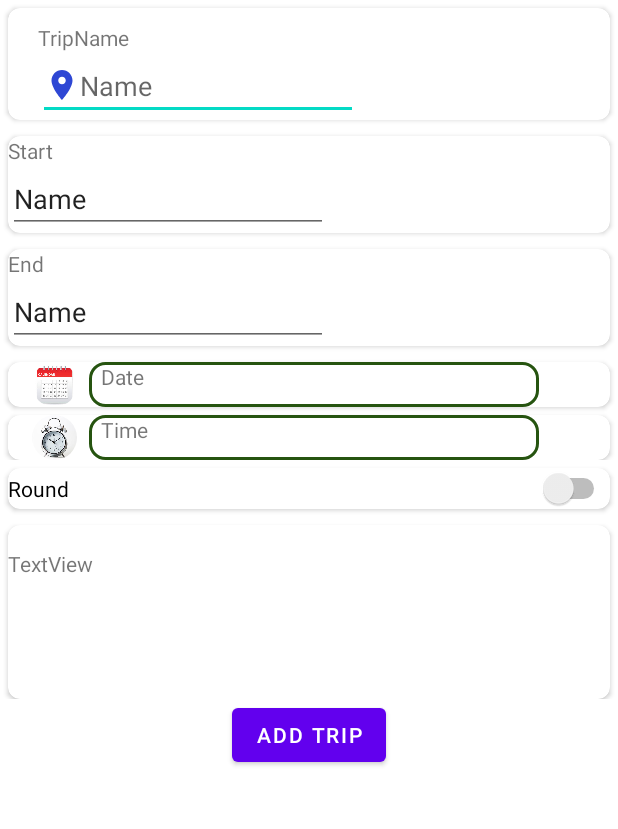
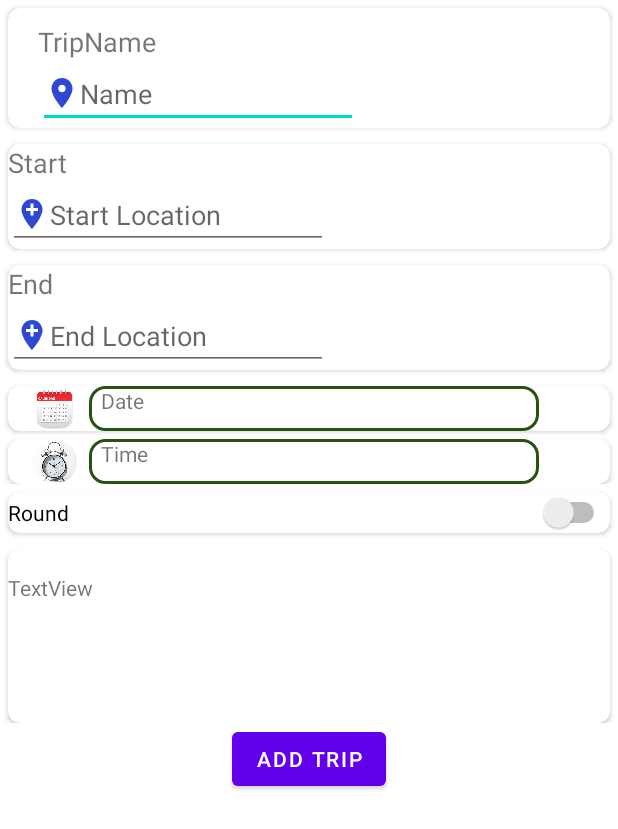
Before and after one commit to SohaMohamed98/Trip.Reminder, an Android app: the screen it shows after launch once a user with an empty profile is signed in (AddTrip), after a tap on an icon or button, on a phone screen of 412 x 824 dp. Shown: the top 829 px of the screen. Run offline under Robolectric (Android 15) with nearby library versions, the phone set to English and light mode, and no system bars; our stand-ins replace CircleImageView, Firebase (no records; nobody signed in at launch, a user with empty details on screens opened directly), Room's generated code; libraries missing offline, so code that uses them is left out: com.firebase.ui; 2 statements that could not run were skipped.

Commit message:
put data on recycler view

```diff
--- a/app/src/main/java/com/mad41/tripreminder/trip_ui/AddTrip.java
+++ b/app/src/main/java/com/mad41/tripreminder/trip_ui/AddTrip.java
@@ -12,6 +12,7 @@ import android.widget.DatePicker;
 import android.widget.EditText;
 import android.widget.TextView;
 import android.widget.TimePicker;
+import android.widget.Toast;
 
 import androidx.annotation.Nullable;
 import androidx.appcompat.app.AppCompatActivity;
@@ -28,6 +29,7 @@ import com.mad41.tripreminder.constants.Constants;
 import com.mad41.tripreminder.room_database.MyRoomDataBase;
 import com.mad41.tripreminder.room_database.trip.Trip;
 
+import java.sql.SQLOutput;
 import java.util.ArrayList;
 import java.util.Arrays;
 import java.util.Calendar;
@@ -43,8 +45,8 @@ public class AddTrip extends AppCompatActivity {
     TextView txtTtime;
     CircleImageView btnDate;
     CircleImageView btnTime;
-    int t1Hour, t1Minuite, t2Hour, t2Minuite;
-    private int mYear, mMonth, mDay, mHour, mMinute;
+    int t1Hour, t1Minuite;
+    private int mYear, mMonth, mDay;
     private MyRoomDataBase dataBaseInstance;
 
 
@@ -91,6 +93,13 @@ public class AddTrip extends AppCompatActivity {
             }
         });
 
+        selectDate();
+        selectTime();
+        End_trip();
+        Start_trip();
+    }
+
+    void selectDate(){
         btnDate.setOnClickListener(new View.OnClickListener() {
             @Override
             public void onClick(View v) {
@@ -108,7 +117,7 @@ public class AddTrip extends AppCompatActivity {
                             public void onDateSet(DatePicker view, int year,
                                                   int monthOfYear, int dayOfMonth) {
 
-                                txtDate.setText("Date: " + dayOfMonth + "-" + (monthOfYear + 1) + "-" + year);
+                                txtDate.setText("Date: "+dayOfMonth + "-" + (monthOfYear + 1) + "-" + year);
 
                             }
                         }, mYear, mMonth, mDay);
@@ -116,7 +125,9 @@ public class AddTrip extends AppCompatActivity {
 
             }
         });
+    }
 
+    void selectTime(){
         btnTime.setOnClickListener(new View.OnClickListener() {
             @Override
             public void onClick(View v) {
@@ -133,7 +144,7 @@ public class AddTrip extends AppCompatActivity {
                         Calendar calendar = Calendar.getInstance();
                         calendar.set(0, 0, 0, t1Hour, t1Minuite);
 
-                        txtTtime.setText("Time: " + DateFormat.format("hh:mm:aa", calendar));
+                        txtTtime.setText("Time:" + DateFormat.format("hh:mm:aa", calendar));
 
 
                     }
@@ -145,16 +156,15 @@ public class AddTrip extends AppCompatActivity {
                 timePickerDialog.show();
             }
         });
-        End_trip();
-        Start_trip();
     }
 
     private void Start_trip() {
+
         txt_start.setFocusable(false);
         txt_start.setOnClickListener(new View.OnClickListener() {
             @Override
             public void onClick(View v) {
-                List<Place.Field> fields1 = Arrays.asList(Place.Field.ID, Place.Field.NAME);
+                List<Place.Field> fields1 = Arrays.asList(Place.Field.ADDRESS, Place.Field.LAT_LNG, Place.Field.ID, Place.Field.NAME);
 
                 Intent intent = new Autocomplete.IntentBuilder(AutocompleteActivityMode.OVERLAY, fields1) //FullScreen
                         .build(getApplication().getBaseContext());
@@ -168,7 +178,7 @@ public class AddTrip extends AppCompatActivity {
         txt_end.setOnClickListener(new View.OnClickListener() {
             @Override
             public void onClick(View v) {
-                List<Place.Field> fields1 = Arrays.asList(Place.Field.ID, Place.Field.NAME);
+                List<Place.Field> fields1 = Arrays.asList(Place.Field.ADDRESS, Place.Field.LAT_LNG, Place.Field.ID, Place.Field.NAME);
 
                 Intent intent = new Autocomplete.IntentBuilder(AutocompleteActivityMode.OVERLAY, fields1) //FullScreen
                         .build(getApplication().getBaseContext());
@@ -183,19 +193,20 @@ public class AddTrip extends AppCompatActivity {
             @Override
             public void run() {
                 ArrayList<Trip> trips = (ArrayList<Trip>) dataBaseInstance.tripDao().getUpcomingTrips();
-                Log.i(TAG, "" + trips.get(3));
+              //  Log.i(TAG, "" + trips.get(3));
                 Intent intentToCard=new Intent(AddTrip.this, UpcomingActivity.class);
 
-                for(int i=0; i<trips.size();i++){
+                for(int i = 0; i < trips.size(); i++){
                     intentToCard.putExtra("name", trips.get(i).getName());
-                    intentToCard.putExtra("date", trips.get(i).getDate());
-                    intentToCard.putExtra("time", trips.get(i).getTime());
+                    intentToCard.putExtra("date", trips.get(i).getDate().toString());
+                    intentToCard.putExtra("time", trips.get(i).getTime().toString());
                     intentToCard.putExtra("start", trips.get(i).getStartLoacation());
                     intentToCard.putExtra("end", trips.get(i).getEndLoacation());
                     intentToCard.putExtra("status",String.valueOf(trips.get(i).getStatus()));
 
                 }
-                startActivity(intentToCard);
+                setResult(RESULT_OK,intentToCard);
+                finish();
 
 
             }
@@ -206,12 +217,15 @@ public class AddTrip extends AppCompatActivity {
 
     }
 
+
+
     @Override
     protected void onActivityResult(int requestCode, int resultCode, @Nullable Intent data) {
         if (requestCode == AUTOCOMPLETE_REQUEST_CODE_START) {
             if (resultCode == RESULT_OK) {
                 Place place = Autocomplete.getPlaceFromIntent(data);
-                txt_start.setText(place.getName());
+                txt_start.setText(place.getAddress());
+                Toast.makeText(AddTrip.this,place.getLatLng()+"",Toast.LENGTH_LONG).show();
 
             } else if (resultCode == AutocompleteActivity.RESULT_ERROR) {
                 // TODO: Handle the error.
@@ -226,7 +240,7 @@ public class AddTrip extends AppCompatActivity {
 
             if (resultCode == RESULT_OK) {
                 Place place = Autocomplete.getPlaceFromIntent(data);
-                txt_end.setText(place.getName());
+                txt_end.setText(place.getAddress());
 
             } else if (resultCode == AutocompleteActivity.RESULT_ERROR) {
                 // TODO: Handle the error.
--- a/app/src/main/java/com/mad41/tripreminder/trip_ui/UpcomingActivity.java
+++ b/app/src/main/java/com/mad41/tripreminder/trip_ui/UpcomingActivity.java
@@ -1,5 +1,6 @@
 package com.mad41.tripreminder.trip_ui;
 
+import androidx.annotation.Nullable;
 import androidx.appcompat.app.AppCompatActivity;
 import androidx.recyclerview.widget.LinearLayoutManager;
 import androidx.recyclerview.widget.RecyclerView;
@@ -25,6 +26,8 @@ public class UpcomingActivity extends AppCompatActivity {
 
     ArrayList<TripModel> tripModelArrayList;
 
+    int count=0;
+
     @Override
     protected void onCreate(Bundle savedInstanceState) {
         super.onCreate(savedInstanceState);
@@ -39,28 +42,39 @@ public class UpcomingActivity extends AppCompatActivity {
         btn_add_trip();
         setRecyclerView();
 
-
-        Intent intent = getIntent();
-        name = intent.getStringExtra("name");
-        start = intent.getStringExtra("start");
-        end = intent.getStringExtra("end");
-        time = intent.getStringExtra("time");
-        date = intent.getStringExtra("date");
-
-        tripModelArrayList.add(new TripModel(name, start,end,time,date,1, true, true));
-
     }
-
-
 
     void btn_add_trip() {
         btn_add.setOnClickListener(new View.OnClickListener() {
             @Override
             public void onClick(View v) {
                 Intent intentToAddTrip = new Intent(UpcomingActivity.this, AddTrip.class);
-                startActivity(intentToAddTrip);
+                startActivityForResult(intentToAddTrip,100);
+                //count++;
+
             }
         });
+    }
+
+    @Override
+    protected void onActivityResult(int requestCode, int resultCode, @Nullable Intent data) {
+        super.onActivityResult(requestCode, resultCode, data);
+        if(requestCode == 100)
+        {
+            if(resultCode==RESULT_OK)
+            {
+                name = data.getStringExtra("name");
+                start = data.getStringExtra("start");
+                end = data.getStringExtra("end");
+                time = data.getStringExtra("time");
+                date = data.getStringExtra("date");
+                tripModelArrayList.add(new TripModel(name, start, end, time, date,1, true, true));
+           //     tripModelArrayList.add(new TripModel("","","","","",1,true,true)
+                adapter.notifyItemInserted(count++);
+
+            }
+
+        }
     }
 
     void setRecyclerView(){
@@ -72,5 +86,6 @@ public class UpcomingActivity extends AppCompatActivity {
         layoutManager.setOrientation(RecyclerView.VERTICAL);
         recyclerView.setLayoutManager(layoutManager);
         recyclerView.setAdapter(adapter);
+
     }
 }
--- /dev/null
+++ b/app/src/main/res/drawable/ic_end.xml
@@ -0,0 +1,5 @@
+<vector android:height="24dp" android:tint="#2E47D4"
+    android:viewportHeight="24" android:viewportWidth="24"
+    android:width="24dp" xmlns:android="http://schemas.android.com/apk/res/android">
+    <path android:fillColor="@android:color/white" android:pathData="M14,9l-1,-2H7V5.72C7.6,5.38 8,4.74 8,4c0,-1.1 -0.9,-2 -2,-2S4,2.9 4,4c0,0.74 0.4,1.38 1,1.72V21h2v-4h5l1,2h7V9H14zM18,17h-4l-1,-2H7V9h5l1,2h5V17z"/>
+</vector>
--- /dev/null
+++ b/app/src/main/res/drawable/ic_start.xml
@@ -0,0 +1,5 @@
+<vector android:height="24dp" android:tint="#2E47D4"
+    android:viewportHeight="24" android:viewportWidth="24"
+    android:width="24dp" xmlns:android="http://schemas.android.com/apk/res/android">
+    <path android:fillColor="@android:color/white" android:pathData="M13,16.12c3.47,-0.41 6.17,-3.36 6.17,-6.95 0,-3.87 -3.13,-7 -7,-7s-7,3.13 -7,7c0,3.47 2.52,6.34 5.83,6.89V20H5v2h14v-2h-6v-3.88z"/>
+</vector>
--- a/app/src/main/res/layout/activity_add_trip.xml
+++ b/app/src/main/res/layout/activity_add_trip.xml
@@ -38,6 +38,7 @@
 
                     <TextView
                         android:id="@+id/textView8"
+                        android:textSize="18dp"
                         android:layout_width="wrap_content"
                         android:layout_height="wrap_content"
                         android:layout_marginTop="10dp"
@@ -85,8 +86,10 @@
                 android:layout_width="wrap_content"
                 android:layout_height="wrap_content"
                 android:text="@string/Start"
+                android:textSize="18dp"
                 app:layout_constraintTop_toTopOf="parent"
-                tools:layout_editor_absoluteX="16dp" />
+                tools:layout_editor_absoluteX="16dp"
+                tools:ignore="MissingConstraints" />
 
             <EditText
                 android:id="@+id/txt_startPlace"
@@ -94,7 +97,8 @@
                 android:layout_height="wrap_content"
                 android:ems="10"
                 android:inputType="textPersonName"
-                android:text="Name"
+                android:hint="Start Location"
+                android:drawableLeft="@drawable/ic_add_location"
                 app:layout_constraintStart_toStartOf="@+id/textView4"
                 app:layout_constraintTop_toBottomOf="@+id/textView4" />
 
@@ -116,6 +120,7 @@
                 android:layout_width="wrap_content"
                 android:layout_height="wrap_content"
                 android:text="@string/End"
+                android:textSize="18dp"
                 app:layout_constraintTop_toTopOf="parent"
                 tools:layout_editor_absoluteX="16dp" />
 
@@ -125,7 +130,8 @@
                 android:layout_height="wrap_content"
                 android:ems="10"
                 android:inputType="textPersonName"
-                android:text="Name"
+                android:hint="End Location"
+                android:drawableLeft="@drawable/ic_add_location"
                 app:layout_constraintStart_toStartOf="@+id/textView5"
                 app:layout_constraintTop_toBottomOf="@+id/textView5" />
 
```
